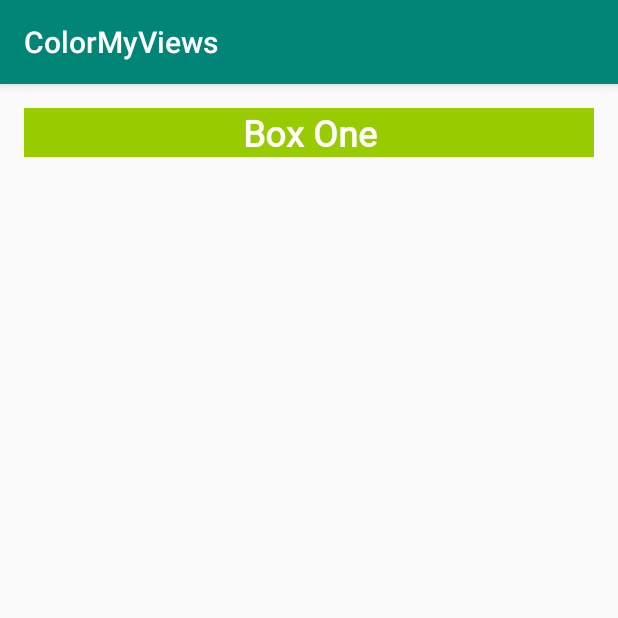
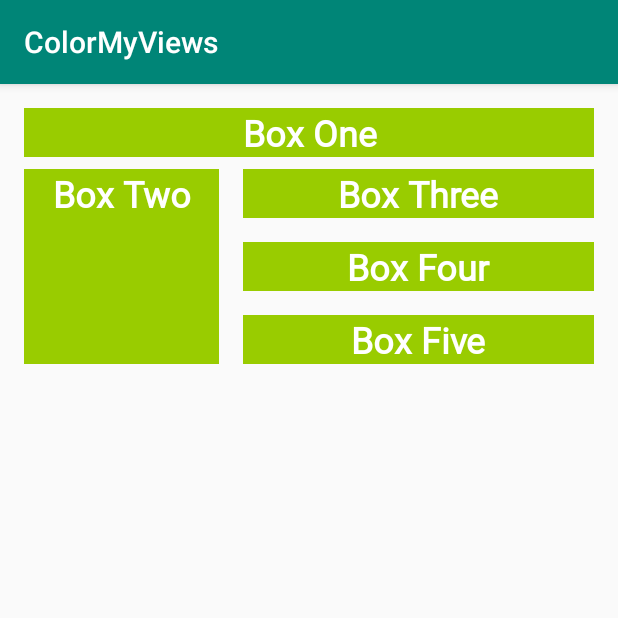
Before and after one commit to croworc/ColorMyViews, an Android app: the screen it shows after launch (MainActivity), on a phone screen of 412 x 824 dp, the top half of it. Run offline under Robolectric (Android 15) with nearby library versions, the phone set to English and light mode, and no system bars.

Commit message:
feat: Add another four boxes

```diff
--- a/app/src/main/res/layout/activity_main.xml
+++ b/app/src/main/res/layout/activity_main.xml
@@ -20,4 +20,56 @@
         app:layout_constraintStart_toStartOf="parent"
         app:layout_constraintTop_toTopOf="parent" />
 
+    <TextView
+        android:id="@+id/box_two_text"
+        style="@style/WhiteBox"
+        android:layout_width="130dp"
+        android:layout_height="130dp"
+        android:layout_marginStart="16dp"
+        android:layout_marginTop="8dp"
+        android:text="@string/box_two"
+        app:layout_constraintStart_toStartOf="parent"
+        app:layout_constraintTop_toBottomOf="@+id/box_one_text" />
+
+    <TextView
+        android:id="@+id/box_three_text"
+        style="@style/WhiteBox"
+        android:layout_width="0dp"
+        android:layout_height="wrap_content"
+        android:layout_marginStart="16dp"
+        android:layout_marginEnd="16dp"
+        android:text="@string/box_three"
+        app:layout_constraintBottom_toTopOf="@+id/box_four_text"
+        app:layout_constraintEnd_toEndOf="parent"
+        app:layout_constraintStart_toEndOf="@+id/box_two_text"
+        app:layout_constraintTop_toTopOf="@+id/box_two_text" />
+
+    <TextView
+        android:id="@+id/box_four_text"
+        style="@style/WhiteBox"
+        android:layout_width="0dp"
+        android:layout_height="wrap_content"
+        android:layout_marginStart="16dp"
+        android:layout_marginTop="16dp"
+        android:layout_marginEnd="16dp"
+        android:layout_marginBottom="16dp"
+        android:text="@string/box_four"
+        app:layout_constraintBottom_toTopOf="@+id/box_five_text"
+        app:layout_constraintEnd_toEndOf="parent"
+        app:layout_constraintStart_toEndOf="@+id/box_two_text"
+        app:layout_constraintTop_toBottomOf="@+id/box_three_text" />
+
+    <TextView
+        android:id="@+id/box_five_text"
+        style="@style/WhiteBox"
+        android:layout_width="0dp"
+        android:layout_height="wrap_content"
+        android:layout_marginStart="16dp"
+        android:layout_marginEnd="16dp"
+        android:text="@string/box_five"
+        app:layout_constraintBottom_toBottomOf="@+id/box_two_text"
+        app:layout_constraintEnd_toEndOf="parent"
+        app:layout_constraintStart_toEndOf="@+id/box_two_text"
+        app:layout_constraintTop_toBottomOf="@+id/box_four_text" />
+
 </androidx.constraintlayout.widget.ConstraintLayout>
```
